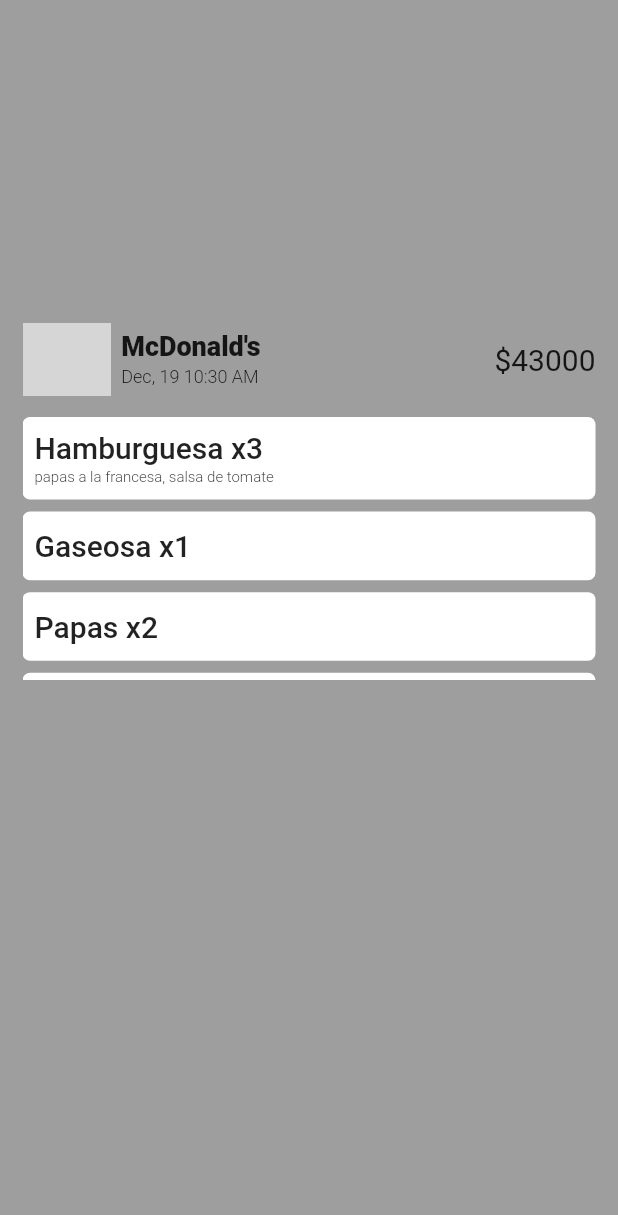
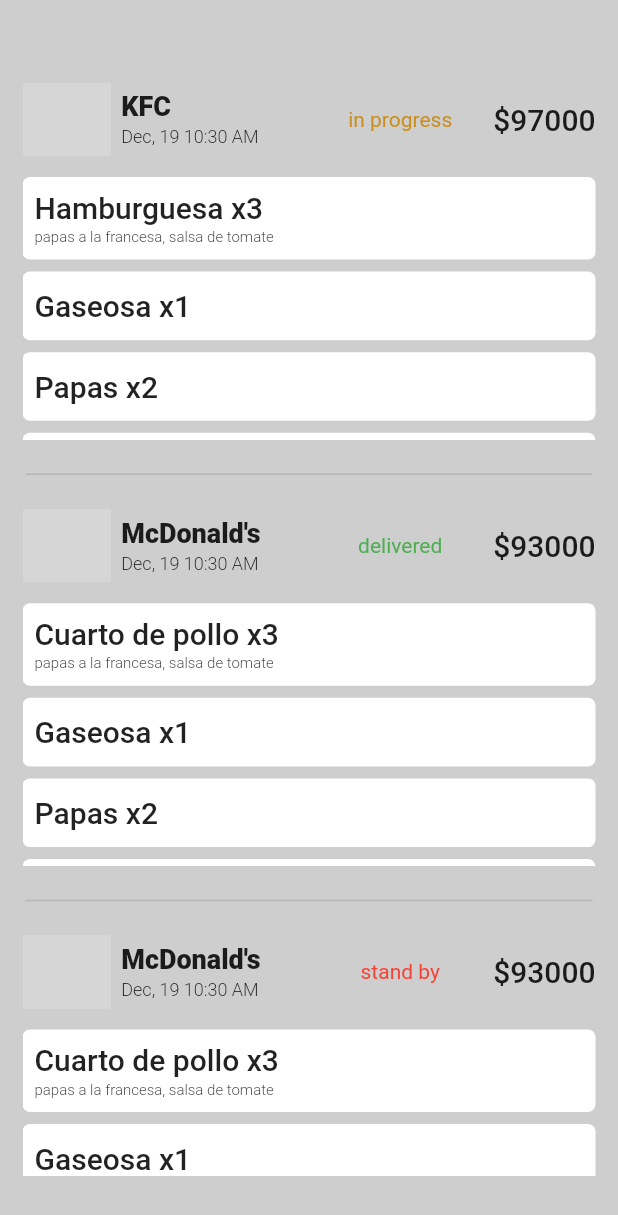
Before and after one commit to mtohernandez/notRappi, a Flutter app: the screen it shows after launch, on a phone screen of 412 x 824 dp. Shown: the top 1215 px of the screen. Run offline on Flutter 3.47's test engine with Material 2 defaults, Android fonts, the phone set to English and light mode, and no system bars; our stand-ins replace carousel_slider, flutter_svg; network calls fail; grey boxes are pictures that could not be loaded.

Commit message:
Add orders atom and update order molecule

```diff
--- a/lib/main.dart
+++ b/lib/main.dart
@@ -15,7 +15,7 @@
 
 import 'package:flutter/material.dart';
 //import 'package:not_rappi/screens/home_screen.dart';
-import 'package:not_rappi/widgets/molecules/order_molecule.dart';
+import './widgets/atoms/orders_atom.dart';
 //import '../widgets/molecules/new_molecule.dart';
 
 
@@ -32,10 +32,10 @@ class MyApp extends StatelessWidget {
     return const MaterialApp(
       debugShowCheckedModeBanner: false,
       home: Scaffold(
-        backgroundColor: Colors.grey,
+        backgroundColor: Color.fromARGB(255, 206, 206, 206),
         body: Padding(
-          padding: EdgeInsets.symmetric(vertical: 200.0),
-          child: OrderMolecule(imageUrl: 'https://d1ralsognjng37.cloudfront.net/018f79b0-182e-4c4f-a625-8600e582a1e1.jpeg', restaurantName: 'McDonald\'s'),
+          padding: EdgeInsets.symmetric(vertical: 40.0),
+          child: OrdersAtom(),
         ),
       )
     );
--- /dev/null
+++ b/lib/widgets/atoms/orders_atom.dart
@@ -0,0 +1,148 @@
+import 'package:flutter/material.dart';
+import '../molecules/order_molecule.dart';
+
+class OrdersAtom extends StatelessWidget {
+  const OrdersAtom({super.key});
+
+  @override
+  Widget build(BuildContext context) {
+
+    List<Map<String,dynamic>> products = [
+      {
+        'name':'KFC',
+        'imgURL':'https://d1ralsognjng37.cloudfront.net/018f79b0-182e-4c4f-a625-8600e582a1e1.jpeg',
+        'state':'in progress',
+        'products': [
+          {
+            'name': 'Hamburguesa',
+            'amount': 3,
+            'additions': ['papas a la francesa', 'salsa de tomate'],
+            'price': 10000
+          },
+          {
+            'name': 'Gaseosa',
+            'amount': 1,
+            'additions': [],
+            'price': 5000
+          },
+          {
+            'name': 'Papas',
+            'amount': 2,
+            'additions': [],
+            'price': 4000
+          },
+          {
+            'name': 'Pollo Broasted',
+            'amount': 4,
+            'additions': ['papas a la francesa', 'miel'],
+            'price': 11000
+          },
+          {
+            'name': 'Hamburguesa de pollo',
+            'amount': 1,
+            'additions': ['papas a la francesa', 'mayonesa'],
+            'price': 10000
+          },
+        ]
+      },
+      {
+        'name':'McDonald\'s',
+        'imgURL':'https://d1ralsognjng37.cloudfront.net/018f79b0-182e-4c4f-a625-8600e582a1e1.jpeg',
+        'state':'delivered',
+        'products':[
+          {
+            'name': 'Cuarto de pollo',
+            'amount': 3,
+            'additions': ['papas a la francesa', 'salsa de tomate'],
+            'price': 10000
+          },
+          {
+            'name': 'Gaseosa',
+            'amount': 1,
+            'additions': [],
+            'price': 4000
+          },
+          {
+            'name': 'Papas',
+            'amount': 2,
+            'additions': [],
+            'price': 3000
+          },
+          {
+            'name': 'Pollo Broasted',
+            'amount': 4,
+            'additions': ['papas a la francesa', 'miel'],
+            'price': 11000
+          },
+          {
+            'name': 'Hamburguesa de pollo',
+            'amount': 1,
+            'additions': ['papas a la francesa', 'mayonesa'],
+            'price': 9000
+          },
+        ]
+      },
+      {
+        'name':'McDonald\'s',
+        'imgURL':'https://d1ralsognjng37.cloudfront.net/018f79b0-182e-4c4f-a625-8600e582a1e1.jpeg',
+        'state':'stand by',
+        'products':[
+          {
+            'name': 'Cuarto de pollo',
+            'amount': 3,
+            'additions': ['papas a la francesa', 'salsa de tomate'],
+            'price': 10000
+          },
+          {
+            'name': 'Gaseosa',
+            'amount': 1,
+            'additions': [],
+            'price': 4000
+          },
+          {
+            'name': 'Papas',
+            'amount': 2,
+            'additions': [],
+            'price': 3000
+          },
+          {
+            'name': 'Pollo Broasted',
+            'amount': 4,
+            'additions': ['papas a la francesa', 'miel'],
+            'price': 11000
+          },
+          {
+            'name': 'Hamburguesa de pollo',
+            'amount': 1,
+            'additions': ['papas a la francesa', 'mayonesa'],
+            'price': 9000
+          },
+        ]
+      }
+    ];
+
+    return ListView.builder(
+      padding: EdgeInsets.zero,
+      itemCount: products.length,
+      itemBuilder: ((context, index) {
+        return Column(
+          children: [
+            OrderMolecule(
+              imageUrl: products[index]['imgURL'],
+              restaurantName: products[index]['name'],
+              products: products[index]['products'],
+              state: products[index]['state'],
+            ),
+            const Padding(
+              padding: EdgeInsets.symmetric(horizontal: 17.0),
+              child: Divider(
+                thickness: 1.0,
+                color: Colors.black12,
+              ),
+            )
+          ],
+        );
+      })
+    );
+  }
+}
--- a/lib/widgets/molecules/order_molecule.dart
+++ b/lib/widgets/molecules/order_molecule.dart
@@ -2,12 +2,13 @@ import 'package:flutter/material.dart';
 import 'package:intl/intl.dart';
 
 class OrderMolecule extends StatelessWidget {
-  const OrderMolecule({super.key, required this.imageUrl, required this.restaurantName});
+  const OrderMolecule({super.key, required this.imageUrl, required this.restaurantName, required this.products, required this.state});
 
   final String imageUrl;
   final String restaurantName;
+  final List<Map<String,dynamic>> products;
+  final String state;
   static DateTime date = DateTime.now();
-  static int total = 43000;
 
   Widget buildProductCard(String productName, List<dynamic> additions, BuildContext context, int productQuantity){
     return Padding(
@@ -41,7 +42,16 @@ class OrderMolecule extends StatelessWidget {
     );
   }
 
-  Widget buildRestaurantTitle(BuildContext context, String restaurantName, DateTime date, int total){
+  //Returns the total of the products you've added to the order
+  num total(List<Map<String,dynamic>> products){
+    num totalPrice = 0;
+    for(Map<String,dynamic> product in products){
+      totalPrice += (product['price'] * product['amount']);
+    }
+    return totalPrice;
+  }
+
+  Widget buildRestaurantTitle(BuildContext context, String restaurantName, DateTime date){
     return Row(
       children: [
         Container(
@@ -59,7 +69,7 @@ class OrderMolecule extends StatelessWidget {
         ),
         const SizedBox(width: 7.0,),
         Expanded(
-          flex: 2,
+          flex: 3,
           child: Column(
             crossAxisAlignment: CrossAxisAlignment.start,
             children: [
@@ -69,47 +79,30 @@ class OrderMolecule extends StatelessWidget {
             ],
           ),
         ),
-        Text('\$$total', style: const TextStyle(fontSize: 20.0, fontWeight: FontWeight.w400),)
+        Expanded(
+          flex: 3,
+          child: Text(
+            state,
+            style: TextStyle(
+              fontSize: 14.0,
+              fontWeight: FontWeight.w400,
+              color: state == 'in progress' ? Color.fromARGB(255, 202, 143, 32) : state == 'stand by' ? Colors.red : Colors.green
+            ),
+            textAlign: TextAlign.center,
+          )
+        ),
+        Text('\$${total(products)}', style: const TextStyle(fontSize: 20.0, fontWeight: FontWeight.w500),)
       ],
     );
   }
 
   @override
   Widget build(BuildContext context) {
-
-    List<Map<String,dynamic>> products = [
-      {
-        'name': 'Hamburguesa',
-        'amount': 3,
-        'additions': ['papas a la francesa', 'salsa de tomate'],
-      },
-      {
-        'name': 'Gaseosa',
-        'amount': 1,
-        'additions': [],
-      },
-      {
-        'name': 'Papas',
-        'amount': 2,
-        'additions': [],
-      },
-      {
-        'name': 'Pollo Broasted',
-        'amount': 4,
-        'additions': ['papas a la francesa', 'miel'],
-      },
-      {
-        'name': 'Hamburguesa de pollo',
-        'amount': 1,
-        'additions': ['papas a la francesa', 'mayonesa'],
-      },
-    ];
-
     return Padding(
       padding: const EdgeInsets.all(15.0),
       child: Column(
         children: [
-          buildRestaurantTitle(context, restaurantName, date, total),
+          buildRestaurantTitle(context, restaurantName, date),
           const SizedBox( height: 10.0,),
           SizedBox(
             width: MediaQuery.of(context).size.width,
@@ -122,13 +115,6 @@ class OrderMolecule extends StatelessWidget {
               },
             ),
           ),
-          // Column(
-          //   children: [
-          //     buildProductCard('Hamburguesa', example, context, 3),
-          //     buildProductCard('Gaseosa', [], context, 1),
-          //     buildProductCard('Papas', [], context, 2),
-          //   ],
-          // )
         ],
       ),
     );
```
